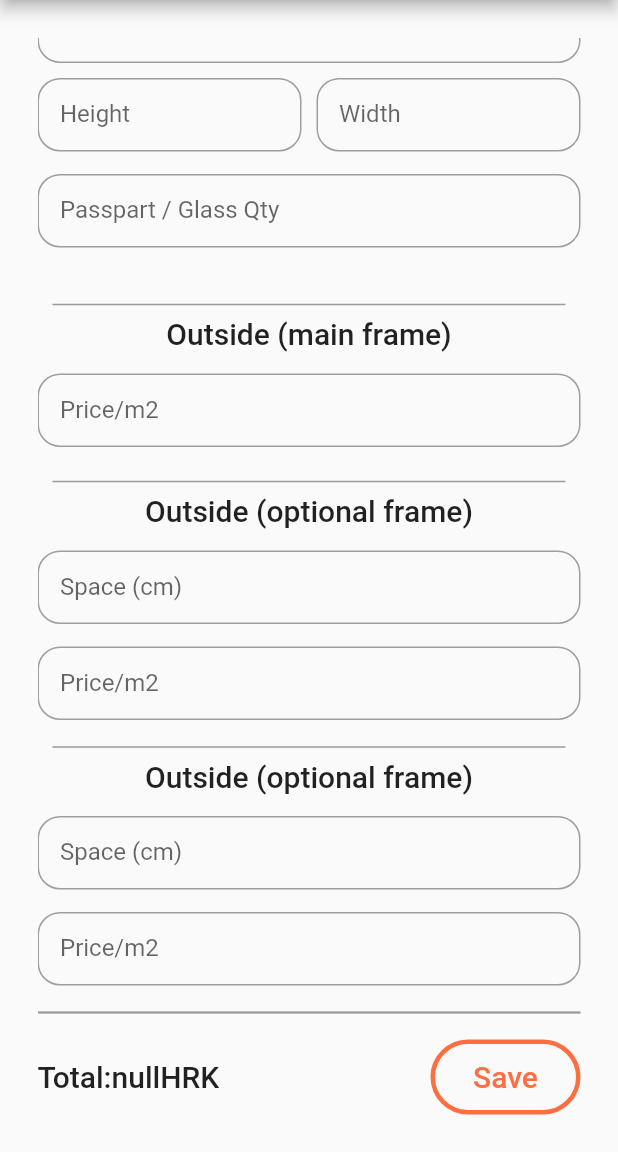
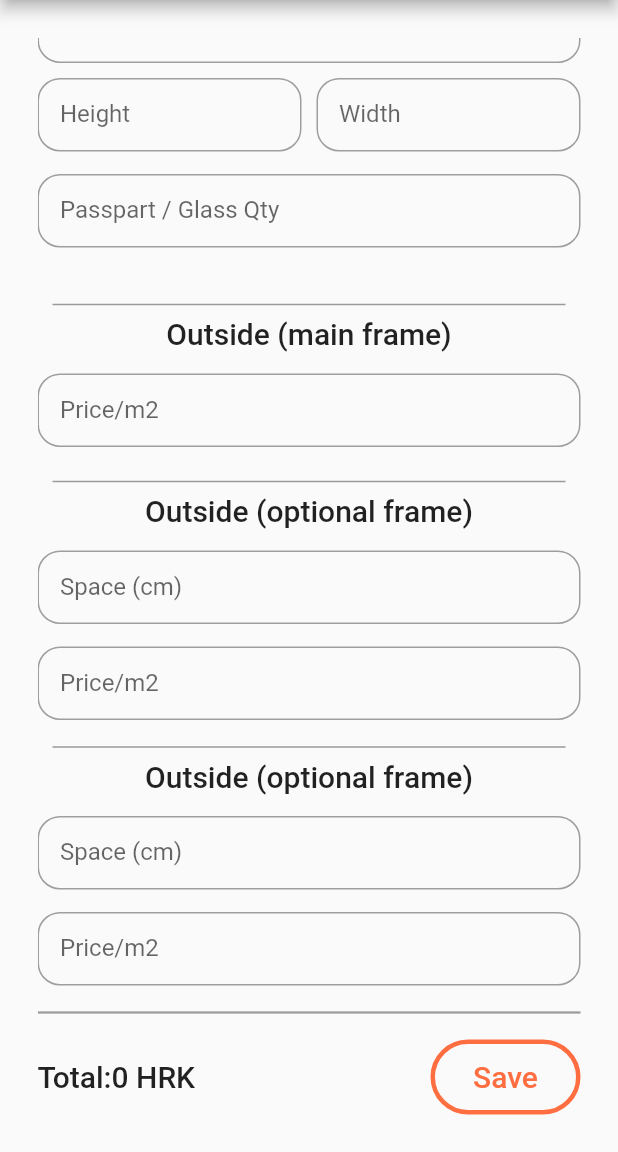
Before and after one commit to AIR-FOI-HR/AIR2011, a Flutter app: the AddOrderScreen screen opened by its route, scrolled down 37 dp, on a phone screen of 412 x 824 dp, the part 84-1236 px from its top. Run offline on Flutter 3.47's test engine with Material 2 defaults, Android fonts, the phone set to English and light mode, and no system bars; our stand-ins replace cloud_firestore, firebase_auth, firebase_core, flutter_slidable; missing offline and left inert: footer; accounts and stored records are empty.

Commit message:
Added User fetching from Order by ID

```diff
--- a/lib/providers/order.dart
+++ b/lib/providers/order.dart
@@ -5,8 +5,8 @@ class Order {
   String id;
   DateTime orderDate;
   bool finished;
-   AppUser buyer;
-   AppUser worker;
+  String buyer;
+  String worker;
   double height;
   double width;
   int passpartoutGlass;
@@ -18,18 +18,18 @@ class Order {
   double total;
 
   Order(
-      {@required this.id,
-      @required this.orderDate,
+      {this.id,
+      this.orderDate,
       this.finished = false,
-      @required this.buyer,
-      @required this.worker,
-      @required this.height,
-      @required this.width,
-      @required this.passpartoutGlass = 1,
-      @required this.priceFrameOne,
+      this.buyer,
+      this.worker,
+      this.height,
+      this.width,
+      this.passpartoutGlass = 1,
+      this.priceFrameOne,
       this.priceFrameTwo,
       this.priceFrameThree,
       this.spaceFrameTwo,
       this.spaceFrameThree,
-      @required this.total});
+      this.total});
 }
--- a/lib/providers/orders.dart
+++ b/lib/providers/orders.dart
@@ -1,3 +1,4 @@
+import 'package:cloud_firestore/cloud_firestore.dart';
 import 'package:flutter/cupertino.dart';
 
 import './order.dart';
@@ -11,8 +12,8 @@ class Orders with ChangeNotifier {
     Order(
       id: '1',
       orderDate: DateTime.now(),
-        buyer: users.allUsers_hardcoded[1],
-        worker: users.allUsers_hardcoded[0],
+      buyer: "1",
+      worker: "2",
       height: 20,
       width: 20,
       passpartoutGlass: 3,
@@ -25,8 +26,8 @@ class Orders with ChangeNotifier {
     Order(
       id: '2',
       orderDate: DateTime.now(),
-        buyer: users.allUsers_hardcoded[1],
-        worker: users.allUsers_hardcoded[0],
+      buyer: "3",
+      worker: "1",
       height: 20,
       width: 20,
       passpartoutGlass: 3,
@@ -39,8 +40,8 @@ class Orders with ChangeNotifier {
     Order(
       id: '3',
       orderDate: DateTime.now(),
-        buyer: users.allUsers_hardcoded[1],
-        worker: users.allUsers_hardcoded[0],
+      buyer: "4",
+      worker: "1",
       height: 20,
       width: 20,
       passpartoutGlass: 3,
@@ -50,11 +51,35 @@ class Orders with ChangeNotifier {
       spaceFrameTwo: 2.5,
       total: 200.20,
     ),
-
   ];
 
   //Getter for orders list
   List<Order> get allOrders {
     return [..._orders];
   }
+
+  Future<void> fetchOrders() async {
+    List<Order> loadedOrders = [];
+    QuerySnapshot querySnapshot =
+        await FirebaseFirestore.instance.collection('Order').get();
+    for (var doc in querySnapshot.docs) {
+      loadedOrders.add(Order(
+        buyer: doc.data()['buyer'],
+        worker: doc.data()['worker'],
+        height: doc.data()['height'],
+        width: doc.data()['width'],
+        orderDate: DateTime.now(),
+        passpartoutGlass: doc.data()['passpartoutGlass'],
+        priceFrameOne: doc.data()['priceFrameOne'],
+        priceFrameTwo: doc.data()['priceFrameTwo'],
+        spaceFrameTwo: doc.data()['spaceFrameTwo'],
+        priceFrameThree: doc.data()['priceFrameThree'],
+        spaceFrameThree: doc.data()['spaceFrameThree'],
+        total: doc.data()['total'],
+        finished: doc.data()['finished'],
+      ));
     }
+    _orders = loadedOrders;
+    notifyListeners();
+  }
+}
--- a/lib/providers/users.dart
+++ b/lib/providers/users.dart
@@ -83,4 +83,9 @@ class Users with ChangeNotifier {
       print(user.id);
     }
   }
+
+  AppUser getUserById(String id) {
+    //getting hardcoded users for now
+    return _users_hardcoded.firstWhere((user) => user.id == id);
+  }
 }
--- a/lib/screens/add_order_screen.dart
+++ b/lib/screens/add_order_screen.dart
@@ -17,8 +17,6 @@ class AddOrderScreen extends StatefulWidget {
 }
 
 class _AddOrderScreenState extends State<AddOrderScreen> {
-
-
   var _usersDropDownItems = List<DropdownMenuItem>();
   final GlobalKey<FormState> _formKey = GlobalKey<FormState>();
 
@@ -26,30 +24,28 @@ class _AddOrderScreenState extends State<AddOrderScreen> {
 
   Order _model = new Order();
   static bool necessaryFilled = false;
-   void calculateSum() {
+  void calculateSum() {
     if (_formKey.currentState.validate()) {
       var surface = (_model.width / 100) * (_model.height / 100);
       print(_model.width);
       print(_model.height);
       var volume = 2 * (_model.width / 100) + 2 * (_model.height / 100);
 
-      _model.total = (volume * _model.passpartoutGlass * 90) + (surface * _model.priceFrameOne);
+      _model.total = (volume * _model.passpartoutGlass * 90) +
+          (surface * _model.priceFrameOne);
 
-      if ( _model.spaceFrameTwo != null &&
-          _model.priceFrameTwo != null) {
-        var tmpVol2 =
-            ((_model.width - _model.spaceFrameTwo) / 100) * ((_model.height - _model.spaceFrameTwo) / 100);
+      if (_model.spaceFrameTwo != null && _model.priceFrameTwo != null) {
+        var tmpVol2 = ((_model.width - _model.spaceFrameTwo) / 100) *
+            ((_model.height - _model.spaceFrameTwo) / 100);
         _model.total += tmpVol2 * _model.priceFrameTwo;
       }
-      if ( _model.spaceFrameThree != null &&
-          _model.priceFrameThree != null) {
+      if (_model.spaceFrameThree != null && _model.priceFrameThree != null) {
         var tmpVol3 = ((_model.width - _model.spaceFrameThree) / 100) *
             ((_model.height - _model.spaceFrameThree) / 100);
         _model.total += tmpVol3 * _model.priceFrameThree;
       }
-  _model.total = double.parse(_model.total.toStringAsFixed(2));
+      _model.total = double.parse(_model.total.toStringAsFixed(2));
       print(_model.total);
-
     }
   }
 
@@ -136,7 +132,8 @@ class _AddOrderScreenState extends State<AddOrderScreen> {
                         child: TextFormField(
                           decoration: _textFieldDecoration("Height"),
                           keyboardType: TextInputType.number,
-                          onChanged: (input) => _model.height = double.parse(input),
+                          onChanged: (input) =>
+                              _model.height = double.parse(input),
                         ),
                       ),
                       SizedBox(
@@ -146,7 +143,8 @@ class _AddOrderScreenState extends State<AddOrderScreen> {
                         child: TextFormField(
                           decoration: _textFieldDecoration("Width"),
                           keyboardType: TextInputType.number,
-                          onChanged: (input) => _model.width = double.parse(input),
+                          onChanged: (input) =>
+                              _model.width = double.parse(input),
                         ),
                       ),
                     ],
@@ -318,7 +316,7 @@ class _AddOrderScreenState extends State<AddOrderScreen> {
                     children: [
                       //TODO implement calculator
                       Text(
-                        'Total:${_model.total}HRK',
+                        'Total:${_model.total == null ? "0" : _model.total} HRK',
                         style: Theme.of(context).textTheme.headline6,
                       ),
                       FlatButton(
@@ -348,6 +346,4 @@ class _AddOrderScreenState extends State<AddOrderScreen> {
       drawer: AppDrawer(),
     );
   }
-
-
 }
--- a/lib/screens/view_orders_screen.dart
+++ b/lib/screens/view_orders_screen.dart
@@ -21,9 +21,10 @@ class _ViewOrdersScreenState extends State<ViewOrdersScreen> {
   @override
   Widget build(BuildContext context) {
     var ordersData = Provider.of<Orders>(context);
+    var usersData = Provider.of<Users>(context);
     //Provider.of<Users>(context).fetchClients();
     //Temporary user instance, later will use logged user data
-    final _loggedUser = ordersData.allOrders[1].worker;
+    final _loggedUser = usersData.getUserById(ordersData.allOrders[1].worker);
     final deviceSize = MediaQuery.of(context).size;
     return Scaffold(
       key: _scaffoldKey,
```
Also changed, not shown: lib/screens/single_order_screen.dart (+21 -30 lines), lib/widgets/order_item.dart (+8 -5 lines), 1 other file. Lines whose indentation alone changed are shown as unchanged.
